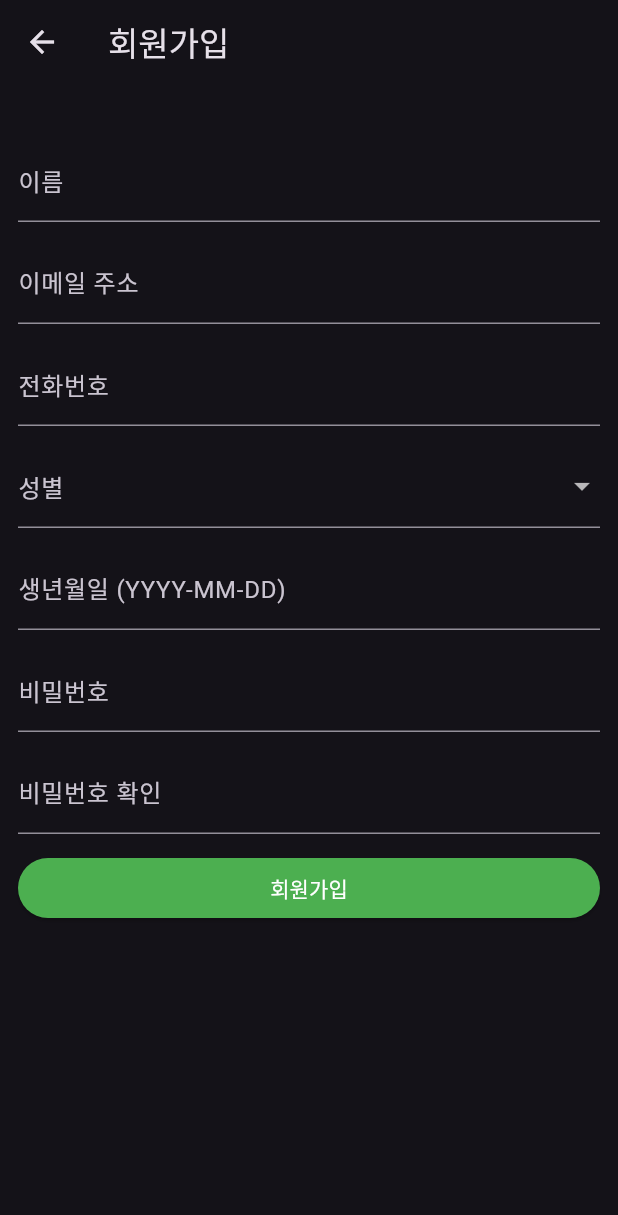
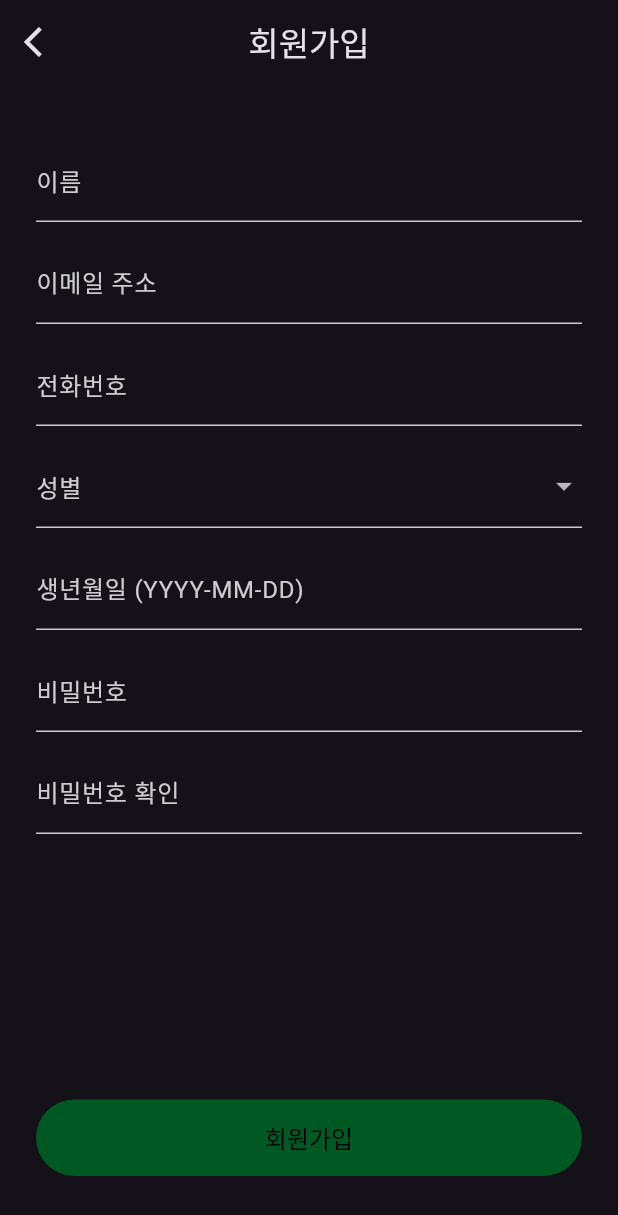
Before and after one commit to mgn1440/JabTraining, a Flutter app: the screen it shows after launch, after a tap on "회원가입", on a phone screen of 412 x 824 dp. Shown: the top 1215 px of the screen. Run offline on Flutter 3.47's test engine with Material 3 defaults, Android fonts, the phone set to English and light mode, and no system bars; our stand-ins replace flutter_dotenv, flutter_svg, supabase_flutter; accounts and stored records are empty.

Commit message:
[Feat] main, sign_in, sign_up page ui impl close #1

```diff
--- /dev/null
+++ b/lib/component/buttons.dart
@@ -0,0 +1,110 @@
+import 'package:flutter/material.dart';
+import 'package:jab_training/const/color.dart';
+
+enum ButtonType { filled, outlined, text }
+
+class CustomButton extends StatefulWidget {
+  final bool isEnabled;
+  final ButtonType buttonType;
+  final Future<void> Function()? onPressed;
+  final Widget child;
+  final int columnCount;
+
+  const CustomButton({
+    super.key,
+    required this.isEnabled,
+    required this.buttonType,
+    required this.onPressed,
+    required this.child,
+    this.columnCount = 6,
+  });
+
+  @override
+  CustomButtonState createState() => CustomButtonState();
+}
+
+class CustomButtonState extends State<CustomButton> {
+  @override
+  Widget build(BuildContext context) {
+    return LayoutBuilder(builder: (context, constraints) {
+      final screenWidth = MediaQuery.of(context).size.width;
+      const margin = 24.0;
+      const gutter = 16.0;
+      const totalGutterWidth = gutter * 5; // 6개의 컬럼 사이에 5개의 거터
+      const totalMarginWidth = margin * 2;
+      final availableWidth = screenWidth - totalMarginWidth - totalGutterWidth;
+      final columnWidth = availableWidth / 6;
+      final buttonWidth =
+          columnWidth * widget.columnCount + gutter * (widget.columnCount - 1);
+      switch (widget.buttonType) {
+        case ButtonType.filled:
+          return SizedBox(
+            width: buttonWidth,
+            height: 51,
+            child: ElevatedButton(
+              onPressed: widget.isEnabled ? widget.onPressed : null,
+              style: ButtonStyle(
+                foregroundColor: WidgetStateProperty.resolveWith<Color>(
+                  (Set<WidgetState> states) {
+                    if (states.contains(WidgetState.disabled)) {
+                      return grayscaleSwatch[600]!;
+                    }
+                    return grayscaleSwatch[600]!;
+                  },
+                ),
+                backgroundColor: WidgetStateProperty.resolveWith<Color>(
+                  (Set<WidgetState> states) {
+                    if (states.contains(WidgetState.disabled)) {
+                      return primarySwatch[800]!;
+                    }
+                    return primarySwatch[500]!;
+                  },
+                ),
+                textStyle: WidgetStateProperty.all<TextStyle>(
+                  const TextStyle(
+                    fontSize: 16, // 텍스트 크기
+                    fontWeight: FontWeight.normal, // 텍스트 굵기
+                  ),
+                ),
+              ),
+              child: widget.child,
+            ),
+          );
+
+        case ButtonType.outlined:
+          return SizedBox(
+            width: buttonWidth,
+            height: 51,
+            child: OutlinedButton(
+              onPressed: widget.isEnabled ? widget.onPressed : null,
+              style: OutlinedButton.styleFrom(
+                foregroundColor:
+                    widget.isEnabled ? primarySwatch[500] : primarySwatch[800],
+                side: BorderSide(
+                  color: widget.isEnabled
+                      ? primarySwatch[500]!
+                      : primarySwatch[800]!,
+                ),
+                textStyle: const TextStyle(
+                  fontSize: 16, // 텍스트 크기
+                  fontWeight: FontWeight.normal, // 텍스트 굵기
+                ),
+              ),
+              child: widget.child,
+            ),
+          );
+        case ButtonType.text:
+          return TextButton(
+            onPressed: widget.isEnabled ? widget.onPressed : null,
+            style: TextButton.styleFrom(
+              foregroundColor:
+                  widget.isEnabled ? primarySwatch[500] : primarySwatch[800],
+            ),
+            child: widget.child,
+          );
+        default:
+          return Container();
+      }
+    });
+  }
+}
--- /dev/null
+++ b/lib/const/color.dart
@@ -0,0 +1,32 @@
+import 'package:flutter/material.dart';
+
+const MaterialColor primarySwatch = MaterialColor(
+  0xFF00DC56, // 기본 색상
+  <int, Color>{
+    100: Color(0xFFCCF8DD), // #CCF8DD
+    200: Color(0xFF99F1BB), // #99F1BB
+    300: Color(0xFF66EA9A), // #66EA9A
+    400: Color(0xFF33E378), // #33E378
+    500: Color(0xFF00DC56), // #00DC56
+    600: Color(0xFF00B045), // #00B045
+    700: Color(0xFF008434), // #008434
+    800: Color(0xFF005822), // #005822
+    900: Color(0xFF002C11), // #002C11
+  },
+);
+
+const Color background = Color(
+  0xFF1E2026, // 배경 색상
+);
+
+const MaterialColor grayscaleSwatch = MaterialColor(
+  0xFF24272C, // 기본 색상
+  <int, Color>{
+    100: Color(0xFFCCCCCC), // #CCCCCC
+    200: Color(0xFF999999), // #999999
+    300: Color(0xFF666666), // #666666
+    400: Color(0xFF333333), // #333333
+    500: Color(0xFF24272C), // #24272C
+    600: Color(0xFF000000), // #000000
+  },
+);
--- a/lib/main.dart
+++ b/lib/main.dart
@@ -3,6 +3,7 @@ import 'package:flutter_dotenv/flutter_dotenv.dart';
 import 'package:supabase_flutter/supabase_flutter.dart';
 import 'package:jab_training/pages/auth_gate.dart';
 import 'package:jab_training/pages/home_page.dart';
+import 'package:jab_training/const/color.dart';
 
 Future<void> main() async {
   await dotenv.load();
@@ -24,6 +25,15 @@ class MyApp extends StatelessWidget {
     return MaterialApp(
       title: 'Supabase Flutter',
       theme: ThemeData.dark().copyWith(
+        inputDecorationTheme: InputDecorationTheme(
+          enabledBorder: UnderlineInputBorder(
+            borderSide: BorderSide(color: grayscaleSwatch[100]!),
+          ),
+          focusedBorder: UnderlineInputBorder(
+            borderSide: BorderSide(color: grayscaleSwatch[100]!),
+          ),
+          labelStyle: TextStyle(color: grayscaleSwatch[100]),
+        ),
         primaryColor: Colors.green,
         textButtonTheme: TextButtonThemeData(
           style: TextButton.styleFrom(
@@ -46,7 +56,8 @@ class MyApp extends StatelessWidget {
 
 extension ContextExtension on BuildContext {
   void showSnackBar(String message, {bool isError = false}) {
-    ScaffoldMessenger.of(this).showSnackBar(SnackBar(
+    ScaffoldMessenger.of(this).showSnackBar(
+      SnackBar(
         content: Text(message),
         backgroundColor: isError
             ? Theme.of(this).colorScheme.error
--- a/lib/pages/auth_gate.dart
+++ b/lib/pages/auth_gate.dart
@@ -1,8 +1,10 @@
 import 'package:flutter/material.dart';
+import 'package:flutter_svg/svg.dart';
 import 'package:jab_training/pages/sign_in_page.dart';
 import 'package:supabase_flutter/supabase_flutter.dart';
 import 'package:jab_training/pages/sign_up_page.dart';
-import 'package:jab_training/pages/sign_up_page.dart';
+import 'package:jab_training/component/buttons.dart';
+import 'package:flutter_svg/flutter_svg.dart';
 
 class AuthGate extends StatelessWidget {
   const AuthGate({super.key});
@@ -15,32 +17,42 @@ class AuthGate extends StatelessWidget {
         mainAxisAlignment: MainAxisAlignment.center,
         children: <Widget>[
           /* 로고 */
-              const SizedBox(height: 50),
+          Expanded(
+            child: Center(
+              child: SvgPicture.asset('assets/image/Logo.svg', width: 240),
+            ),
+          ),
           Row(
             mainAxisAlignment: MainAxisAlignment.center,
             children: <Widget>[
-                  ElevatedButton(
-                    onPressed: () {
+              CustomButton(
+                onPressed: () async {
                   Navigator.of(context).push(
                     MaterialPageRoute(builder: (context) => const SignUpPage()),
                   );
                 },
+                isEnabled: true,
+                buttonType: ButtonType.outlined,
+                columnCount: 3,
                 child: const Text('회원가입'),
               ),
-                  const SizedBox(width: 20),
-                  ElevatedButton(
-                    onPressed: () {
+              const SizedBox(width: 16),
+              CustomButton(
+                onPressed: () async {
                   Navigator.of(context).push(
                     MaterialPageRoute(builder: (context) => const SignInPage()),
                   );
                 },
+                isEnabled: true,
+                buttonType: ButtonType.filled,
+                columnCount: 3,
                 child: const Text('로그인'),
               ),
             ],
-              )
+          ),
+          const SizedBox(height: 77),
         ],
       ),
-        )
-      );
+    ));
   }
 }
--- a/lib/pages/sign_in_page.dart
+++ b/lib/pages/sign_in_page.dart
@@ -1,5 +1,7 @@
 import 'dart:async';
 import 'package:flutter/material.dart';
+import 'package:jab_training/component/buttons.dart';
+import 'package:jab_training/const/color.dart';
 import 'package:jab_training/main.dart';
 import 'package:jab_training/pages/home_page.dart';
 import 'package:supabase_flutter/supabase_flutter.dart';
@@ -14,11 +16,20 @@ class SignInPage extends StatefulWidget {
 class _SignInPageState extends State<SignInPage> {
   bool _isLoading = false;
   bool _redirecting = false;
+  bool _isFormValid = false;
 
   late final TextEditingController _emailController = TextEditingController();
-  late final TextEditingController _passwordController = TextEditingController();
+  late final TextEditingController _passwordController =
+      TextEditingController();
 
   late final StreamSubscription<AuthState> _authStateSubscription;
+
+  void _validateForm() {
+    setState(() {
+      _isFormValid = _emailController.text.isNotEmpty &&
+          _passwordController.text.isNotEmpty;
+    });
+  }
 
   Future<void> _signIn() async {
     try {
@@ -49,9 +60,11 @@ class _SignInPageState extends State<SignInPage> {
 
   @override
   void initState() {
+    _emailController.addListener(_validateForm);
+    _passwordController.addListener(_validateForm);
     _authStateSubscription = supabase.auth.onAuthStateChange.listen(
       (data) {
-        if (_redirecting) return ;
+        if (_redirecting) return;
         final session = data.session;
         if (session != null) {
           _redirecting = true;
@@ -101,6 +114,8 @@ class _SignInPageState extends State<SignInPage> {
             const SizedBox(height: 18),
             TextFormField(
               controller: _emailController,
+              cursorColor: grayscaleSwatch[100],
+              keyboardType: TextInputType.emailAddress,
               decoration: const InputDecoration(
                 labelText: '이메일',
                 border: OutlineInputBorder(),
@@ -109,6 +124,7 @@ class _SignInPageState extends State<SignInPage> {
             const SizedBox(height: 12),
             TextFormField(
               controller: _passwordController,
+              cursorColor: grayscaleSwatch[100],
               decoration: const InputDecoration(
                 labelText: '비밀번호',
                 border: OutlineInputBorder(),
@@ -116,12 +132,13 @@ class _SignInPageState extends State<SignInPage> {
               obscureText: true,
             ),
             const SizedBox(height: 12),
-          ElevatedButton(
+            CustomButton(
+              buttonType: ButtonType.filled,
+              isEnabled: _isFormValid,
               onPressed: _isLoading ? null : _signIn,
-            child: Text(_isLoading? '로딩중...' : '로그인'),
+              child: Text(_isLoading ? '로딩중...' : '로그인'),
             ),
           ],
-      )
-    );
+        ));
   }
 }
--- a/lib/pages/sign_up_page.dart
+++ b/lib/pages/sign_up_page.dart
@@ -1,8 +1,10 @@
 import 'dart:async';
 import 'package:flutter/material.dart';
+import 'package:jab_training/const/color.dart';
 import 'package:jab_training/main.dart';
 import 'package:jab_training/pages/home_page.dart';
 import 'package:supabase_flutter/supabase_flutter.dart';
+import 'package:jab_training/component/buttons.dart';
 
 class SignUpPage extends StatefulWidget {
   const SignUpPage({super.key});
@@ -14,28 +16,43 @@ class SignUpPage extends StatefulWidget {
 class _SignUpPageState extends State<SignUpPage> {
   bool _isLoading = false;
   bool _redirecting = false;
+  bool _isFormValid = false;
 
   late final TextEditingController _nameController = TextEditingController();
   late final TextEditingController _emailController = TextEditingController();
   late final TextEditingController _phoneController = TextEditingController();
-  late final TextEditingController _passwordController = TextEditingController();
-  late final TextEditingController _confirmPasswordController = TextEditingController();
+  late final TextEditingController _passwordController =
+      TextEditingController();
+  late final TextEditingController _confirmPasswordController =
+      TextEditingController();
   late final TextEditingController _birthController = TextEditingController();
   String? _selectedGender;
 
   late final StreamSubscription<AuthState> _authStateSubscription;
 
+  void _validateForm() {
+    setState(() {
+      _isFormValid = _nameController.text.isNotEmpty &&
+          _emailController.text.isNotEmpty &&
+          _phoneController.text.isNotEmpty &&
+          _passwordController.text.isNotEmpty &&
+          _confirmPasswordController.text.isNotEmpty &&
+          _birthController.text.isNotEmpty &&
+          _selectedGender != null;
+    });
+  }
+
   Future<void> _signUp() async {
     if (_passwordController.text != _confirmPasswordController.text) {
       context.showSnackBar('비밀번호가 일치하지 않습니다.', isError: true);
-      return ;
+      return;
     }
     try {
       setState(() {
         _isLoading = true;
       });
 
-      final AuthResponse res = await supabase.auth.signUp(
+      await supabase.auth.signUp(
         email: _emailController.text,
         password: _passwordController.text,
         data: {
@@ -64,9 +81,15 @@ class _SignUpPageState extends State<SignUpPage> {
 
   @override
   void initState() {
+    _nameController.addListener(_validateForm);
+    _emailController.addListener(_validateForm);
+    _phoneController.addListener(_validateForm);
+    _passwordController.addListener(_validateForm);
+    _confirmPasswordController.addListener(_validateForm);
+    _birthController.addListener(_validateForm);
     _authStateSubscription = supabase.auth.onAuthStateChange.listen(
       (data) {
-          if (_redirecting) return ;
+        if (_redirecting) return;
         final session = data.session;
         if (session != null) {
           _redirecting = true;
@@ -102,25 +125,29 @@ class _SignUpPageState extends State<SignUpPage> {
     super.dispose();
   }
 
-
   @override
   Widget build(BuildContext context) {
     return Scaffold(
       appBar: AppBar(
         title: const Text('회원가입'),
+        centerTitle: true,
         leading: IconButton(
-          icon: const Icon(Icons.arrow_back),
+          icon: const Icon(Icons.arrow_back_ios),
           onPressed: () {
             Navigator.pop(context);
           },
         ),
       ),
-      body: ListView(
-        padding: const EdgeInsets.symmetric(vertical: 18, horizontal: 12),
+      body: Column(
+        children: [
+          Expanded(
+            child: ListView(
+              padding: const EdgeInsets.symmetric(vertical: 18, horizontal: 24),
               children: [
                 const SizedBox(height: 18),
                 TextFormField(
                   controller: _nameController,
+                  cursorColor: grayscaleSwatch[100],
                   decoration: const InputDecoration(
                     labelText: '이름',
                   ),
@@ -128,6 +155,8 @@ class _SignUpPageState extends State<SignUpPage> {
                 const SizedBox(height: 12),
                 TextFormField(
                   controller: _emailController,
+                  cursorColor: grayscaleSwatch[100],
+                  keyboardType: TextInputType.emailAddress,
                   decoration: const InputDecoration(
                     labelText: '이메일 주소',
                   ),
@@ -135,6 +164,8 @@ class _SignUpPageState extends State<SignUpPage> {
                 const SizedBox(height: 12),
                 TextFormField(
                   controller: _phoneController,
+                  cursorColor: grayscaleSwatch[100],
+                  keyboardType: TextInputType.phone,
                   decoration: const InputDecoration(
                     labelText: '전화번호',
                   ),
@@ -160,6 +191,8 @@ class _SignUpPageState extends State<SignUpPage> {
                 const SizedBox(height: 12),
                 TextFormField(
                   controller: _birthController,
+                  cursorColor: grayscaleSwatch[100],
+                  keyboardType: TextInputType.datetime,
                   decoration: const InputDecoration(
                     labelText: '생년월일 (YYYY-MM-DD)',
                   ),
@@ -167,6 +200,7 @@ class _SignUpPageState extends State<SignUpPage> {
                 const SizedBox(height: 12),
                 TextFormField(
                   controller: _passwordController,
+                  cursorColor: grayscaleSwatch[100],
                   decoration: const InputDecoration(
                     labelText: '비밀번호',
                   ),
@@ -175,16 +209,22 @@ class _SignUpPageState extends State<SignUpPage> {
                 const SizedBox(height: 12),
                 TextFormField(
                   controller: _confirmPasswordController,
+                  cursorColor: grayscaleSwatch[100],
                   decoration: const InputDecoration(
                     labelText: '비밀번호 확인',
                   ),
                   obscureText: true,
                 ),
-          const SizedBox(height: 12),
-          ElevatedButton(
-            onPressed: _isLoading ? null : _signUp,
-            child: Text(_isLoading ? '로딩중...' : '회원가입'),
+              ],
             ),
+          ),
+          CustomButton(
+            isEnabled: _isFormValid,
+            buttonType: ButtonType.filled,
+            onPressed: _signUp,
+            child: Text(_isLoading ? '로딩중...' : "회원가입"),
+          ),
+          const SizedBox(height: 40),
         ],
       ),
     );
--- a/pubspec.yaml
+++ b/pubspec.yaml
@@ -37,6 +37,7 @@ dependencies:
   # Use with the CupertinoIcons class for iOS style icons.
   cupertino_icons: ^1.0.8
   flutter_dotenv: ^5.1.0
+  flutter_svg: ^2.0.10
 
 dev_dependencies:
   flutter_test:
@@ -66,6 +67,7 @@ flutter:
   #   - images/a_dot_ham.jpeg
   assets:
     - .env
+    - assets/image/
 
 
   # An image asset can refer to one or more resolution-specific "variants", see
```
Also changed, not shown: assets/image/Logo.svg (added), pubspec.lock. Lines whose indentation alone changed are shown as unchanged.
